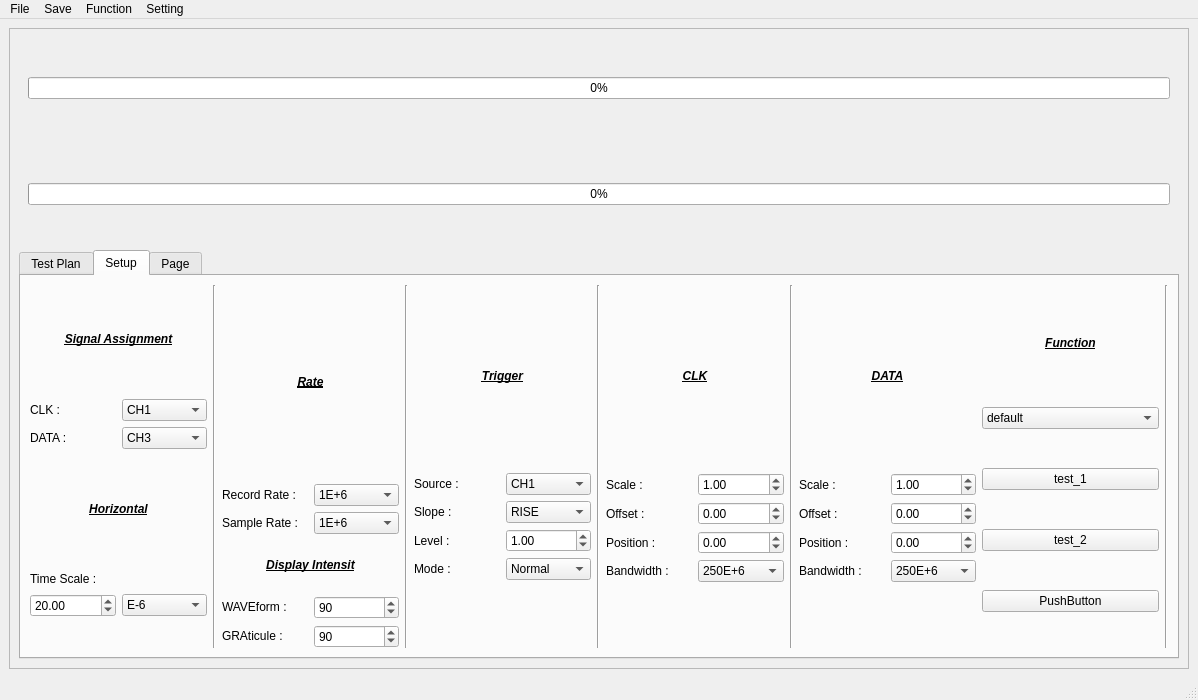
Qt form main_window.ui (106368030chentairong/SPIV-I2C) before a commit.
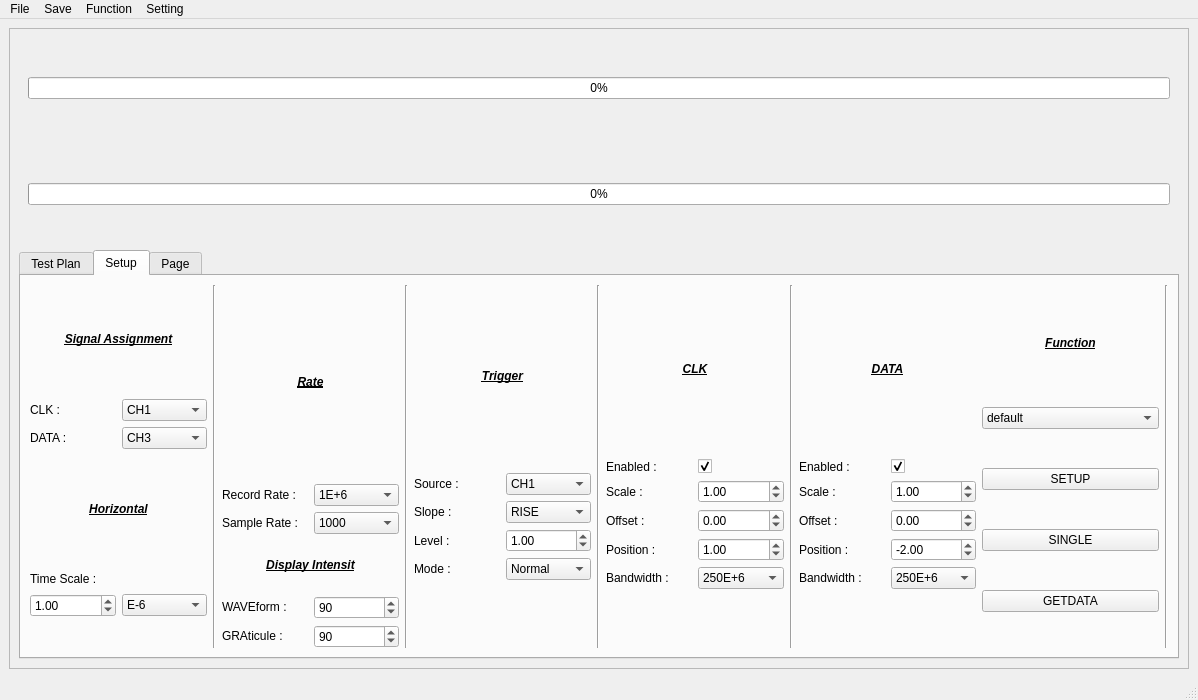
The same form after that commit. Custom widgets are drawn as their Qt base class.

```diff
--- a/main_window.ui
+++ b/main_window.ui
@@ -353,7 +353,7 @@
                           <double>0.100000000000000</double>
                          </property>
                          <property name="value">
-                          <double>20.000000000000000</double>
+                          <double>1.000000000000000</double>
                          </property>
                         </widget>
                        </item>
@@ -482,11 +482,6 @@
                      </item>
                      <item>
                       <widget class="QComboBox" name="CB_SR">
-                       <item>
-                        <property name="text">
-                         <string>1E+6</string>
-                        </property>
-                       </item>
                        <item>
                         <property name="text">
                          <string>1000</string>
@@ -777,31 +772,28 @@
                    </item>
                    <item>
                     <layout class="QGridLayout" name="gridLayout_5">
-                     <item row="0" column="0">
+                     <item row="1" column="0">
                       <widget class="QLabel" name="label_16">
                        <property name="text">
                         <string>Scale : </string>
                        </property>
                       </widget>
                      </item>
-                     <item row="1" column="0">
+                     <item row="3" column="0">
+                      <widget class="QLabel" name="label_21">
+                       <property name="text">
+                        <string>Position : </string>
+                       </property>
+                      </widget>
+                     </item>
+                     <item row="2" column="0">
                       <widget class="QLabel" name="label_17">
                        <property name="text">
                         <string>Offset : </string>
                        </property>
                       </widget>
                      </item>
-                     <item row="0" column="1">
-                      <widget class="QDoubleSpinBox" name="SB_CLK_Scale">
-                       <property name="singleStep">
-                        <double>0.100000000000000</double>
-                       </property>
-                       <property name="value">
-                        <double>1.000000000000000</double>
-                       </property>
-                      </widget>
-                     </item>
-                     <item row="1" column="1">
+                     <item row="2" column="1">
                       <widget class="QDoubleSpinBox" name="SB_CLK_Offset">
                        <property name="minimum">
                         <double>-99.000000000000000</double>
@@ -814,14 +806,17 @@
                        </property>
                       </widget>
                      </item>
-                     <item row="2" column="0">
-                      <widget class="QLabel" name="label_21">
-                       <property name="text">
-                        <string>Position : </string>
+                     <item row="1" column="1">
+                      <widget class="QDoubleSpinBox" name="SB_CLK_Scale">
+                       <property name="singleStep">
+                        <double>0.100000000000000</double>
+                       </property>
+                       <property name="value">
+                        <double>1.000000000000000</double>
                        </property>
                       </widget>
                      </item>
-                     <item row="2" column="1">
+                     <item row="3" column="1">
                       <widget class="QDoubleSpinBox" name="SB_CLK_Position">
                        <property name="minimum">
                         <double>-99.000000000000000</double>
@@ -830,18 +825,18 @@
                         <double>0.100000000000000</double>
                        </property>
                        <property name="value">
-                        <double>0.000000000000000</double>
+                        <double>1.000000000000000</double>
                        </property>
                       </widget>
                      </item>
-                     <item row="3" column="0">
+                     <item row="4" column="0">
                       <widget class="QLabel" name="label_24">
                        <property name="text">
                         <string>Bandwidth : </string>
                        </property>
                       </widget>
                      </item>
-                     <item row="3" column="1">
+                     <item row="4" column="1">
                       <widget class="QComboBox" name="CB_CLK_BW">
                        <item>
                         <property name="text">
@@ -860,6 +855,23 @@
                        </item>
                       </widget>
                      </item>
+                     <item row="0" column="1">
+                      <widget class="QCheckBox" name="ChkB_CLK_SW">
+                       <property name="text">
+                        <string/>
+                       </property>
+                       <property name="checked">
+                        <bool>true</bool>
+                       </property>
+                      </widget>
+                     </item>
+                     <item row="0" column="0">
+                      <widget class="QLabel" name="label_29">
+                       <property name="text">
+                        <string>Enabled : </string>
+                       </property>
+                      </widget>
+                     </item>
                     </layout>
                    </item>
                   </layout>
@@ -899,51 +911,14 @@
                    </item>
                    <item>
                     <layout class="QGridLayout" name="gridLayout_4">
-                     <item row="2" column="1">
-                      <widget class="QDoubleSpinBox" name="SB_DATA_Position">
-                       <property name="minimum">
-                        <double>-99.000000000000000</double>
-                       </property>
-                       <property name="singleStep">
-                        <double>0.100000000000000</double>
-                       </property>
-                       <property name="value">
-                        <double>0.000000000000000</double>
-                       </property>
-                      </widget>
-                     </item>
-                     <item row="2" column="0">
-                      <widget class="QLabel" name="label_22">
-                       <property name="text">
-                        <string>Position : </string>
-                       </property>
-                      </widget>
-                     </item>
                      <item row="1" column="0">
-                      <widget class="QLabel" name="label_20">
-                       <property name="text">
-                        <string>Offset : </string>
-                       </property>
-                      </widget>
-                     </item>
-                     <item row="0" column="1">
-                      <widget class="QDoubleSpinBox" name="SB_DATA_Scale">
-                       <property name="singleStep">
-                        <double>0.100000000000000</double>
-                       </property>
-                       <property name="value">
-                        <double>1.000000000000000</double>
-                       </property>
-                      </widget>
-                     </item>
-                     <item row="0" column="0">
                       <widget class="QLabel" name="label_19">
                        <property name="text">
                         <string>Scale : </string>
                        </property>
                       </widget>
                      </item>
-                     <item row="1" column="1">
+                     <item row="2" column="1">
                       <widget class="QDoubleSpinBox" name="SB_DATA_Offset">
                        <property name="minimum">
                         <double>-99.000000000000000</double>
@@ -956,14 +931,24 @@
                        </property>
                       </widget>
                      </item>
-                     <item row="3" column="0">
+                     <item row="4" column="0">
                       <widget class="QLabel" name="label_25">
                        <property name="text">
                         <string>Bandwidth : </string>
                        </property>
                       </widget>
                      </item>
-                     <item row="3" column="1">
+                     <item row="1" column="1">
+                      <widget class="QDoubleSpinBox" name="SB_DATA_Scale">
+                       <property name="singleStep">
+                        <double>0.100000000000000</double>
+                       </property>
+                       <property name="value">
+                        <double>1.000000000000000</double>
+                       </property>
+                      </widget>
+                     </item>
+                     <item row="4" column="1">
                       <widget class="QComboBox" name="CB_DATA_BW">
                        <item>
                         <property name="text">
@@ -982,6 +967,53 @@
                        </item>
                       </widget>
                      </item>
+                     <item row="3" column="0">
+                      <widget class="QLabel" name="label_22">
+                       <property name="text">
+                        <string>Position : </string>
+                       </property>
+                      </widget>
+                     </item>
+                     <item row="2" column="0">
+                      <widget class="QLabel" name="label_20">
+                       <property name="text">
+                        <string>Offset : </string>
+                       </property>
+                      </widget>
+                     </item>
+                     <item row="3" column="1">
+                      <widget class="QDoubleSpinBox" name="SB_DATA_Position">
+                       <property name="minimum">
+                        <double>-99.000000000000000</double>
+                       </property>
+                       <property name="singleStep">
+                        <double>0.100000000000000</double>
+                       </property>
+                       <property name="value">
+                        <double>-2.000000000000000</double>
+                       </property>
+                      </widget>
+                     </item>
+                     <item row="0" column="0">
+                      <widget class="QLabel" name="label_30">
+                       <property name="text">
+                        <string>Enabled :</string>
+                       </property>
+                      </widget>
+                     </item>
+                     <item row="0" column="1">
+                      <widget class="QCheckBox" name="ChkB_DATA_SW">
+                       <property name="text">
+                        <string/>
+                       </property>
+                       <property name="checked">
+                        <bool>true</bool>
+                       </property>
+                       <property name="tristate">
+                        <bool>false</bool>
+                       </property>
+                      </widget>
+                     </item>
                     </layout>
                    </item>
                   </layout>
@@ -1119,21 +1151,21 @@
                    <item>
                     <widget class="QPushButton" name="PB_test">
                      <property name="text">
-                      <string>test_1</string>
+                      <string>SETUP</string>
                      </property>
                     </widget>
                    </item>
                    <item>
                     <widget class="QPushButton" name="PB_test2">
                      <property name="text">
-                      <string>test_2</string>
+                      <string>SINGLE</string>
                      </property>
                     </widget>
                    </item>
                    <item>
                     <widget class="QPushButton" name="PB_test3">
                      <property name="text">
-                      <string>PushButton</string>
+                      <string>GETDATA</string>
                      </property>
                     </widget>
                    </item>
```
Left out of the diff: 11 changed lines with no effect on the pictures.
